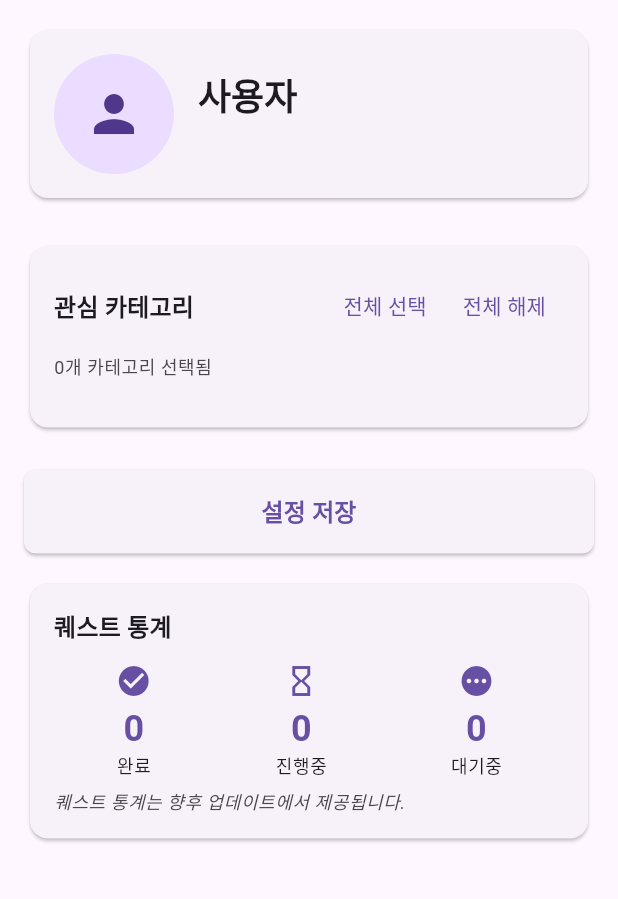
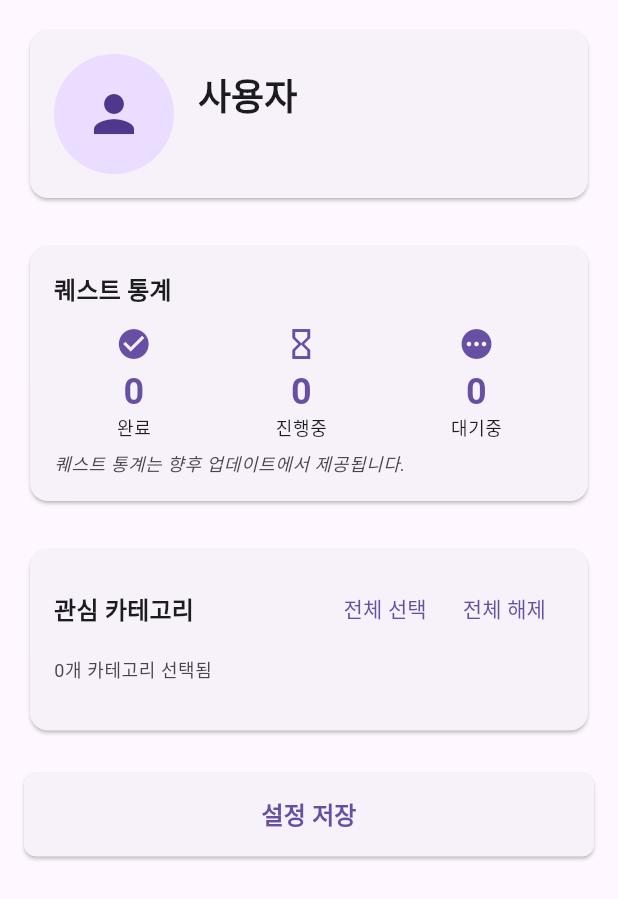
Before and after one commit to KimHyungSik/todo_quest, a Flutter app: the ProfileScreen screen opened directly, on a phone screen of 412 x 824 dp. Shown: the top 899 px of the screen. Run offline on Flutter 3.47's test engine with Material 3 defaults, Android fonts, the phone set to English and light mode, and no system bars; our stand-ins replace firebase_core, flutter_riverpod, freezed_annotation, google_sign_in, sign_in_with_apple, supabase_flutter; accounts and stored records are empty; network calls fail.

Commit message:
퀘스트 통계를 위로

```diff
--- a/lib/feture/screens/profile/profile_screen.dart
+++ b/lib/feture/screens/profile/profile_screen.dart
@@ -25,6 +25,9 @@ class ProfileScreen extends ConsumerWidget {
                     children: [
                       // Profile header
                       _buildProfileHeader(context, profileState),
+                      const SizedBox(height: 24),
+
+                      _buildStatsCard(context, profileState),
                       const SizedBox(height: 24),
 
                       // Category preferences section
@@ -60,7 +63,8 @@ class ProfileScreen extends ConsumerWidget {
                               ? const SizedBox(
                                   height: 20,
                                   width: 20,
-                                  child: CircularProgressIndicator(strokeWidth: 2),
+                                  child:
+                                      CircularProgressIndicator(strokeWidth: 2),
                                 )
                               : const Text(
                                   '설정 저장',
@@ -73,9 +77,6 @@ class ProfileScreen extends ConsumerWidget {
                       ),
 
                       const SizedBox(height: 16),
-
-                      // Additional profile stats (future expansion)
-                      _buildStatsCard(context, profileState),
                     ],
                   ),
                 ),
@@ -122,7 +123,8 @@ class ProfileScreen extends ConsumerWidget {
                     Text(
                       '가입일: ${userInfo!.timeSinceCreated}',
                       style: Theme.of(context).textTheme.bodySmall?.copyWith(
-                        color: Theme.of(context).colorScheme.onSurfaceVariant,
+                            color:
+                                Theme.of(context).colorScheme.onSurfaceVariant,
                           ),
                     ),
                   ],
@@ -171,7 +173,8 @@ class ProfileScreen extends ConsumerWidget {
     );
   }
 
-  Widget _buildStatItem(BuildContext context, String label, String value, IconData icon) {
+  Widget _buildStatItem(
+      BuildContext context, String label, String value, IconData icon) {
     return Column(
       children: [
         Icon(
```
Lines whose indentation alone changed are shown as unchanged.
